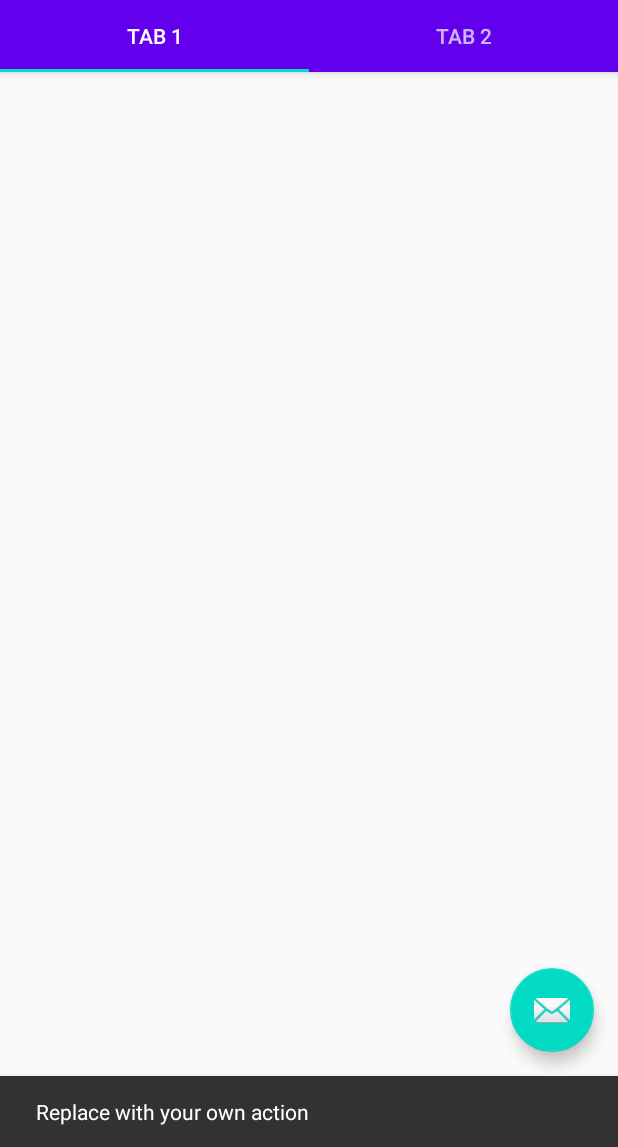
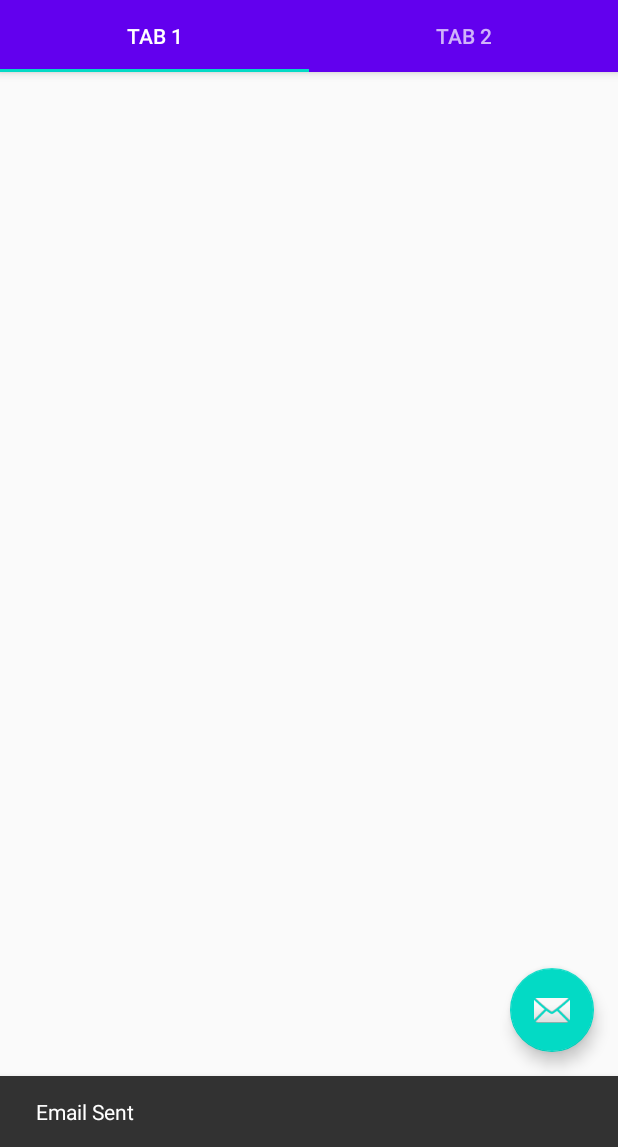
Before and after one commit to mannix58/TestApplication, an Android app: the screen it shows after launch (MainActivity), after a tap on an icon or button, on a phone screen of 412 x 824 dp, the part 89-1236 px from its top. Run offline under Robolectric (Android 15) with nearby library versions, the phone set to English and light mode, and no system bars; 1 statement that could not run was skipped.

Commit message:
Initial commit

```diff
--- a/app/src/main/java/com/example/myapplication/MainActivity.java
+++ b/app/src/main/java/com/example/myapplication/MainActivity.java
@@ -31,7 +31,7 @@ public class MainActivity extends AppCompatActivity {
         fab.setOnClickListener(new View.OnClickListener() {
             @Override
             public void onClick(View view) {
-                Snackbar.make(view, "Replace with your own action", Snackbar.LENGTH_LONG)
+                Snackbar.make(view, "Email Sent", Snackbar.LENGTH_LONG)
                         .setAction("Action", null).show();
             }
         });
```
